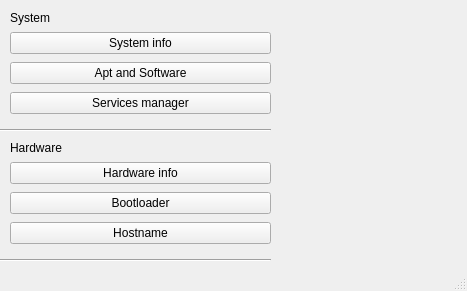
jakubiszon26/Mast, file Mast/mastwindow.ui: the form before one commit.
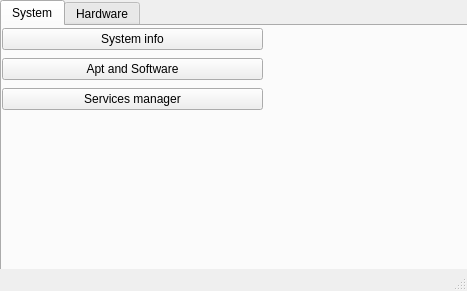
The form after the commit.

Commit message: mastwindow redesign

The edit to the form file:
```diff
--- a/Mast/mastwindow.ui
+++ b/Mast/mastwindow.ui
@@ -26,24 +26,53 @@
    <string>Mast</string>
   </property>
   <widget class="QWidget" name="centralwidget">
-   <widget class="QLabel" name="system_label">
+   <widget class="Line" name="line_2">
     <property name="geometry">
      <rect>
-      <x>10</x>
+      <x>-10</x>
+      <y>250</y>
+      <width>281</width>
+      <height>20</height>
+     </rect>
+    </property>
+    <property name="orientation">
+     <enum>Qt::Horizontal</enum>
+    </property>
+   </widget>
+   <widget class="QLabel" name="mast_image">
+    <property name="geometry">
+     <rect>
+      <x>280</x>
       <y>10</y>
-      <width>58</width>
-      <height>16</height>
+      <width>181</width>
+      <height>251</height>
      </rect>
     </property>
     <property name="text">
+     <string/>
+    </property>
+   </widget>
+   <widget class="QTabWidget" name="categories_tabs">
+    <property name="geometry">
+     <rect>
+      <x>0</x>
+      <y>0</y>
+      <width>471</width>
+      <height>271</height>
+     </rect>
+    </property>
+    <property name="currentIndex">
+     <number>0</number>
+    </property>
+    <widget class="QWidget" name="system_tab">
+     <attribute name="title">
      <string>System</string>
-    </property>
-   </widget>
+     </attribute>
    <widget class="QWidget" name="gridLayoutWidget">
     <property name="geometry">
      <rect>
-      <x>10</x>
-      <y>30</y>
+        <x>0</x>
+        <y>0</y>
       <width>261</width>
       <height>86</height>
      </rect>
@@ -72,37 +101,16 @@
      </item>
     </layout>
    </widget>
-   <widget class="Line" name="line">
-    <property name="geometry">
-     <rect>
-      <x>-10</x>
-      <y>120</y>
-      <width>281</width>
-      <height>20</height>
-     </rect>
-    </property>
-    <property name="orientation">
-     <enum>Qt::Horizontal</enum>
-    </property>
-   </widget>
-   <widget class="QLabel" name="hardware_label">
-    <property name="geometry">
-     <rect>
-      <x>10</x>
-      <y>140</y>
-      <width>61</width>
-      <height>16</height>
-     </rect>
-    </property>
-    <property name="text">
+    </widget>
+    <widget class="QWidget" name="hardware_tab">
+     <attribute name="title">
      <string>Hardware</string>
-    </property>
-   </widget>
+     </attribute>
    <widget class="QWidget" name="gridLayoutWidget_2">
     <property name="geometry">
      <rect>
-      <x>10</x>
-      <y>160</y>
+        <x>0</x>
+        <y>0</y>
       <width>261</width>
       <height>86</height>
      </rect>
@@ -131,31 +139,7 @@
      </item>
     </layout>
    </widget>
-   <widget class="Line" name="line_2">
-    <property name="geometry">
-     <rect>
-      <x>-10</x>
-      <y>250</y>
-      <width>281</width>
-      <height>20</height>
-     </rect>
-    </property>
-    <property name="orientation">
-     <enum>Qt::Horizontal</enum>
-    </property>
-   </widget>
-   <widget class="QLabel" name="mast_image">
-    <property name="geometry">
-     <rect>
-      <x>280</x>
-      <y>10</y>
-      <width>181</width>
-      <height>251</height>
-     </rect>
-    </property>
-    <property name="text">
-     <string/>
-    </property>
+    </widget>
    </widget>
   </widget>
   <widget class="QMenuBar" name="menubar">
```
Lines whose indentation alone changed are shown as unchanged. The commit also changes 1 other file.
